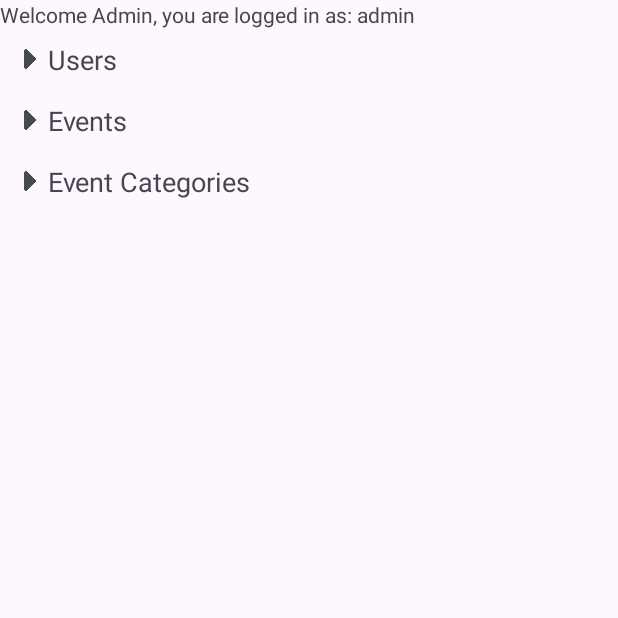
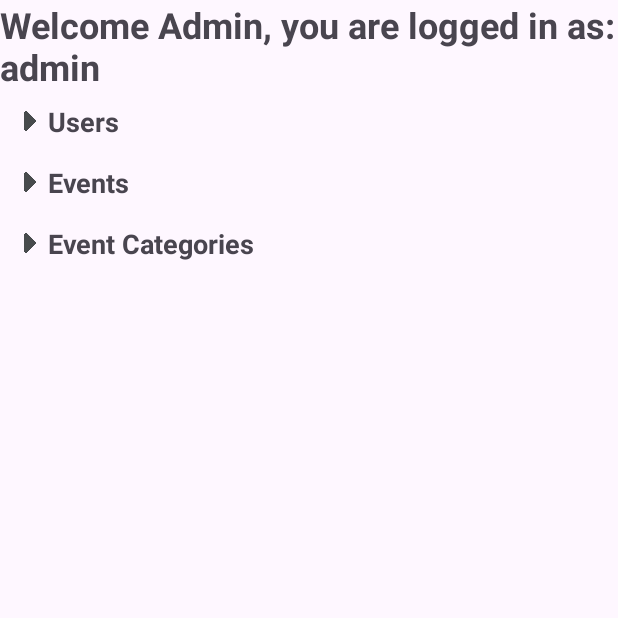
Before and after one commit to CryoSnake22/LocalLoop-App, an Android app: the AdminDashboard screen opened directly, with no data from a screen before it, on a phone screen of 412 x 824 dp, the top half of it. Run offline under Robolectric (Android 15) with nearby library versions, the phone set to English and light mode, and no system bars.

Commit message:
Fixed Broken UI

```diff
--- a/app/src/main/res/layout/activity_admin_dashboard.xml
+++ b/app/src/main/res/layout/activity_admin_dashboard.xml
@@ -5,11 +5,14 @@
     android:layout_width="match_parent"
     android:layout_height="match_parent"
     android:padding="16dp">
+
     <TextView
         android:id="@+id/textWelcome"
         android:layout_width="match_parent"
         android:layout_height="wrap_content"
-        android:text=""/>
+        android:text=""
+        android:textSize="24sp"
+        android:textStyle="bold" />
     <!-- USERS SECTION -->
     <LinearLayout
         android:id="@+id/headerUsers"
@@ -33,7 +36,8 @@
             android:layout_height="wrap_content"
             android:layout_weight="1"
             android:text="Users"
-            android:textSize="18sp"/>
+            android:textSize="18sp"
+            android:textStyle="bold" />
 
     </LinearLayout>
 
@@ -67,7 +71,8 @@
             android:layout_height="wrap_content"
             android:layout_weight="1"
             android:text="Events"
-            android:textSize="18sp"/>
+            android:textSize="18sp"
+            android:textStyle="bold" />
 
     </LinearLayout>
 
@@ -98,10 +103,11 @@
 
         <TextView
             android:layout_width="0dp"
+            android:layout_height="wrap_content"
             android:layout_weight="1"
-            android:layout_height="wrap_content"
             android:text="Event Categories"
-            android:textSize="18sp"/>
+            android:textSize="18sp"
+            android:textStyle="bold" />
 
     </LinearLayout>
 
```
